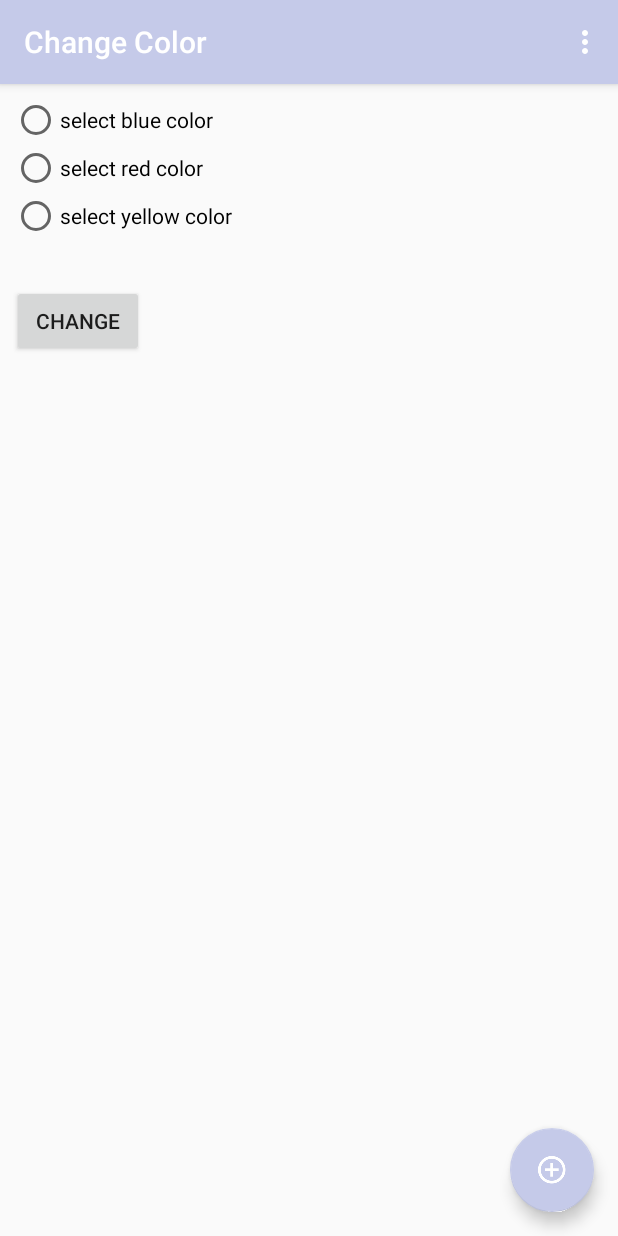
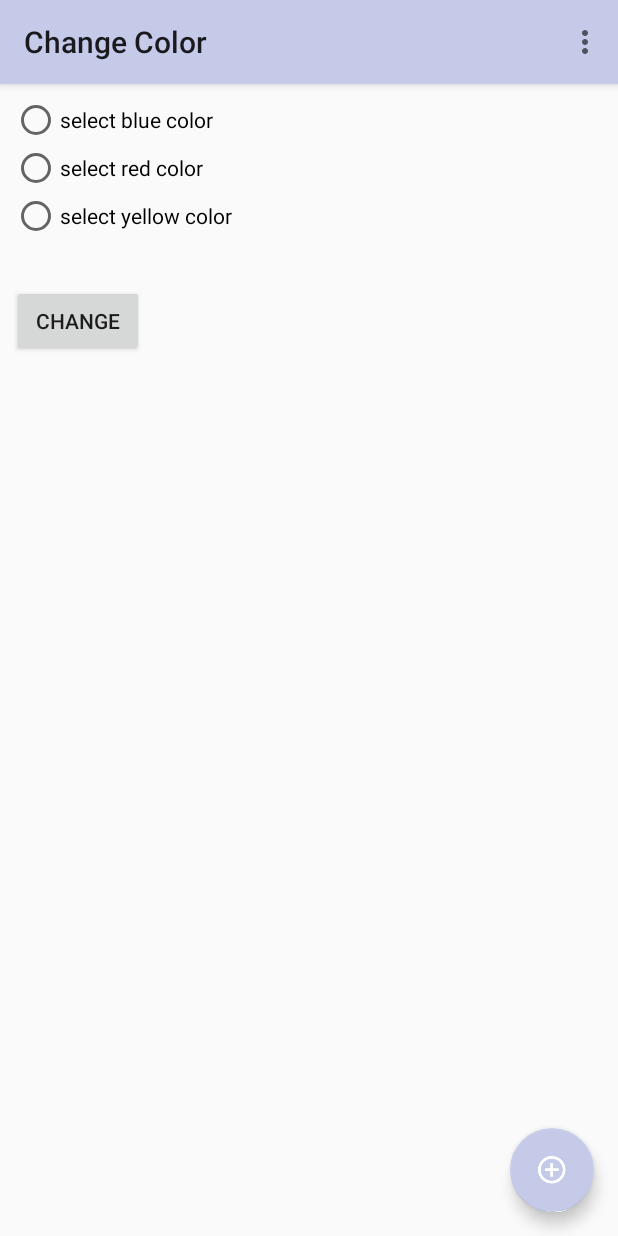
Before and after one commit to AxmetES/conrtol_19.04.18_room_db, an Android app: the screen it shows after launch (MainActivity), in the options menu, after a tap on "settings", on a phone screen of 412 x 824 dp. Run offline under Robolectric (Android 15) with nearby library versions, the phone set to English and light mode, and no system bars; our stand-ins replace Room's generated code.

Commit message:
все работает кроме изминения темы в AppBar

```diff
--- a/app/src/main/res/layout/activity_main.xml
+++ b/app/src/main/res/layout/activity_main.xml
@@ -9,16 +9,17 @@
     <android.support.design.widget.AppBarLayout
         android:layout_width="match_parent"
         android:layout_height="wrap_content"
-        android:theme="@style/AppTheme.AppBarOverlay">
+        >
+        <!--android:theme="@style/AppTheme.AppBarOverlay"-->
 
         <android.support.v7.widget.Toolbar
             android:id="@+id/toolbar"
             android:layout_width="match_parent"
             android:layout_height="?android:attr/actionBarSize"
             android:background="#C5CAE9"
-            app:popupTheme="@style/AppTheme.PopupOverlay"
             app:title="List View"
             />
+        <!--app:popupTheme="@style/AppTheme.PopupOverlay"-->
 
 </android.support.design.widget.AppBarLayout>
 
--- a/app/src/main/res/values/colors.xml
+++ b/app/src/main/res/values/colors.xml
@@ -13,6 +13,7 @@
     <color name="red_divider">#BDBDBD</color>
     <color name="red_secondary_text">#757575</color>
     <color name="red_primary_text">#212121</color>
+    <color name="red_primar">#212121</color>
 
 
 
```
Lines whose indentation alone changed are shown as unchanged.
